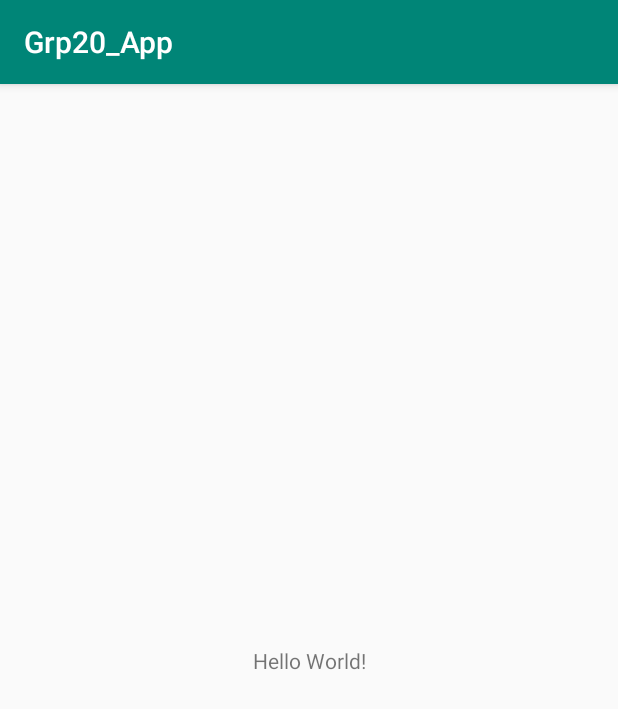
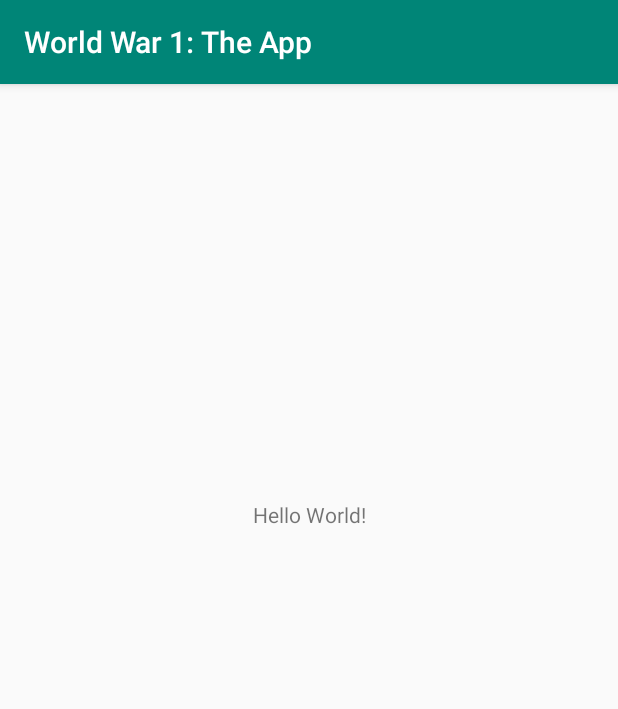
Before and after one commit to Togtja/INFS3634_Grp20, an Android app: the screen it shows after launch (MainActivity), on a phone screen of 412 x 824 dp. Shown: the top 709 px of the screen. Run offline under Robolectric (Android 15) with nearby library versions, the phone set to English and light mode, and no system bars.

Commit message:
Changed name of app

```diff
--- a/app/src/main/res/layout/activity_main.xml
+++ b/app/src/main/res/layout/activity_main.xml
@@ -13,6 +13,7 @@
         app:layout_constraintBottom_toBottomOf="parent"
         app:layout_constraintLeft_toLeftOf="parent"
         app:layout_constraintRight_toRightOf="parent"
-        app:layout_constraintTop_toTopOf="parent" />
+        app:layout_constraintTop_toTopOf="parent"
+        app:layout_constraintVertical_bias="0.37" />
 
 </android.support.constraint.ConstraintLayout>
--- a/app/src/main/res/values/strings.xml
+++ b/app/src/main/res/values/strings.xml
@@ -1,3 +1,3 @@
 <resources>
-    <string name="app_name">Grp20_App</string>
+    <string name="app_name">World War 1: The App</string>
 </resources>
```
